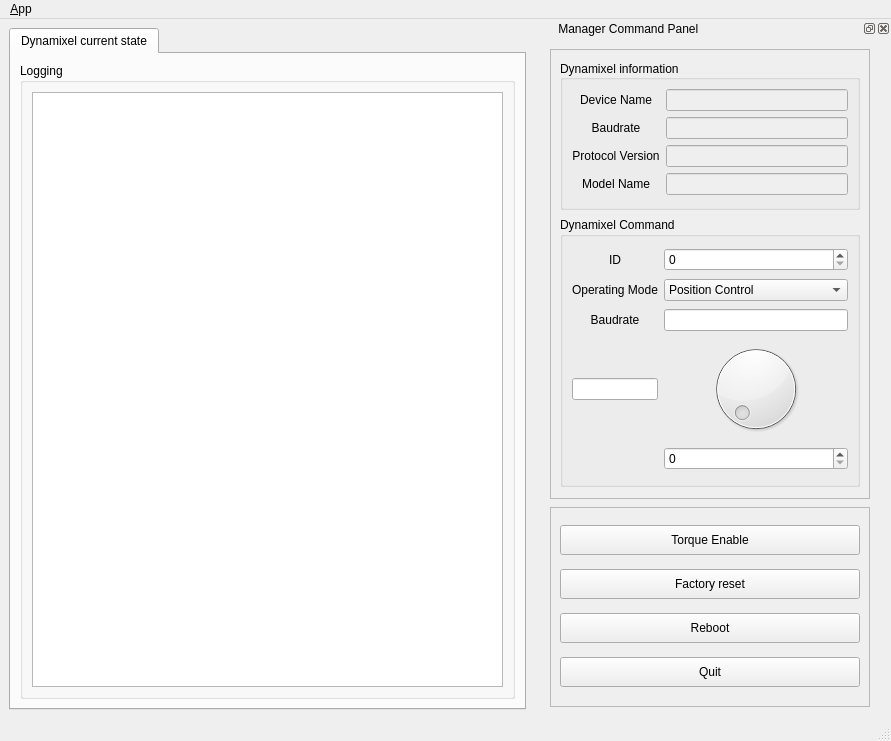
This is dynamixel_workbench_single_manager_gui/ui/main_window.ui in ROBOTIS-GIT/dynamixel-workbench as Qt 5 draws it before an edit. The edited form follows.
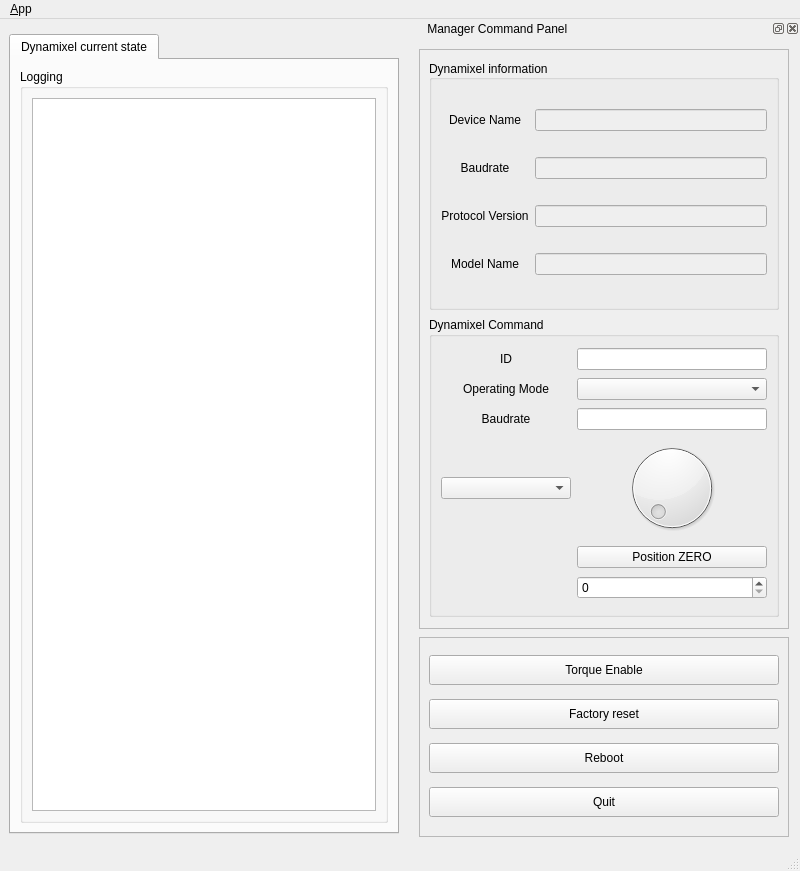
This is the edited form. Icons and pictures are not drawn.

Patch:
```diff
--- a/dynamixel_workbench_single_manager_gui/ui/main_window.ui
+++ b/dynamixel_workbench_single_manager_gui/ui/main_window.ui
@@ -6,10 +6,22 @@
    <rect>
     <x>0</x>
     <y>0</y>
-    <width>891</width>
-    <height>741</height>
+    <width>800</width>
+    <height>871</height>
    </rect>
   </property>
+  <property name="minimumSize">
+   <size>
+    <width>800</width>
+    <height>0</height>
+   </size>
+  </property>
+  <property name="maximumSize">
+   <size>
+    <width>819</width>
+    <height>16777215</height>
+   </size>
+  </property>
   <property name="windowTitle">
    <string>QRosApp</string>
   </property>
@@ -26,14 +38,14 @@
      <widget class="QTabWidget" name="tab_manager">
       <property name="minimumSize">
        <size>
-        <width>100</width>
-        <height>0</height>
+        <width>390</width>
+        <height>800</height>
        </size>
       </property>
       <property name="maximumSize">
        <size>
-        <width>16777215</width>
-        <height>700</height>
+        <width>390</width>
+        <height>800</height>
        </size>
       </property>
       <property name="locale">
@@ -76,7 +88,7 @@
     <rect>
      <x>0</x>
      <y>0</y>
-     <width>891</width>
+     <width>800</width>
      <height>19</height>
     </rect>
    </property>
@@ -97,14 +109,14 @@
   <widget class="QDockWidget" name="dockWidget">
    <property name="minimumSize">
     <size>
-     <width>350</width>
-     <height>700</height>
+     <width>390</width>
+     <height>830</height>
     </size>
    </property>
    <property name="maximumSize">
     <size>
-     <width>350</width>
-     <height>700</height>
+     <width>390</width>
+     <height>830</height>
     </size>
    </property>
    <property name="windowTitle">
@@ -119,14 +131,14 @@
       <widget class="QFrame" name="info_command_frame">
        <property name="minimumSize">
         <size>
-         <width>320</width>
-         <height>450</height>
+         <width>370</width>
+         <height>580</height>
         </size>
        </property>
        <property name="maximumSize">
         <size>
-         <width>320</width>
-         <height>450</height>
+         <width>370</width>
+         <height>580</height>
         </size>
        </property>
        <property name="layoutDirection">
@@ -143,14 +155,14 @@
          <widget class="QGroupBox" name="dynamixel_information_group_box">
           <property name="minimumSize">
            <size>
-            <width>300</width>
-            <height>150</height>
+            <width>350</width>
+            <height>250</height>
            </size>
           </property>
           <property name="maximumSize">
            <size>
-            <width>300</width>
-            <height>150</height>
+            <width>350</width>
+            <height>250</height>
            </size>
           </property>
           <property name="title">
@@ -268,14 +280,14 @@
          <widget class="QGroupBox" name="dynamixel_command_group_box">
           <property name="minimumSize">
            <size>
-            <width>300</width>
-            <height>270</height>
+            <width>350</width>
+            <height>300</height>
            </size>
           </property>
           <property name="maximumSize">
            <size>
-            <width>300</width>
-            <height>270</height>
+            <width>350</width>
+            <height>300</height>
            </size>
           </property>
           <property name="title">
@@ -285,31 +297,20 @@
            <bool>false</bool>
           </property>
           <layout class="QGridLayout" name="gridLayout_2">
-           <item row="4" column="1">
-            <widget class="QDial" name="address_value_dial"/>
-           </item>
-           <item row="2" column="0">
-            <widget class="QLabel" name="set_baud_rate_label">
-             <property name="text">
-              <string>Baudrate</string>
-             </property>
-             <property name="alignment">
-              <set>Qt::AlignCenter</set>
-             </property>
-            </widget>
-           </item>
-           <item row="1" column="0">
-            <widget class="QLabel" name="operating_mode_label">
-             <property name="text">
-              <string>Operating Mode</string>
-             </property>
-             <property name="alignment">
-              <set>Qt::AlignCenter</set>
-             </property>
-            </widget>
-           </item>
            <item row="0" column="0">
             <widget class="QLabel" name="id_label">
+             <property name="minimumSize">
+              <size>
+               <width>130</width>
+               <height>0</height>
+              </size>
+             </property>
+             <property name="maximumSize">
+              <size>
+               <width>130</width>
+               <height>16777215</height>
+              </size>
+             </property>
              <property name="text">
               <string>ID</string>
              </property>
@@ -318,60 +319,169 @@
              </property>
             </widget>
            </item>
-           <item row="4" column="0">
-            <widget class="QLineEdit" name="address_name_line_edit">
-             <property name="inputMask">
-              <string/>
-             </property>
-             <property name="text">
-              <string/>
-             </property>
-             <property name="maxLength">
-              <number>32767</number>
-             </property>
-            </widget>
-           </item>
-           <item row="0" column="1">
-            <widget class="QSpinBox" name="id_spin_box"/>
-           </item>
-           <item row="2" column="1">
-            <widget class="QLineEdit" name="set_baud_rate_line_edit"/>
-           </item>
-           <item row="5" column="1">
-            <widget class="QSpinBox" name="address_value_spin_box"/>
-           </item>
            <item row="1" column="1">
             <widget class="QComboBox" name="operating_mode_combo_box">
-             <item>
-              <property name="text">
-               <string>Position Control</string>
-              </property>
-             </item>
-             <item>
-              <property name="text">
-               <string>Velocity Control</string>
-              </property>
-             </item>
-             <item>
-              <property name="text">
-               <string>Current Control</string>
-              </property>
-             </item>
-             <item>
-              <property name="text">
-               <string>Extended Position Control</string>
-              </property>
-             </item>
-             <item>
-              <property name="text">
-               <string>Position Control based on current</string>
-              </property>
-             </item>
-             <item>
-              <property name="text">
-               <string>PWM Control</string>
-              </property>
-             </item>
+             <property name="minimumSize">
+              <size>
+               <width>190</width>
+               <height>0</height>
+              </size>
+             </property>
+             <property name="maximumSize">
+              <size>
+               <width>190</width>
+               <height>16777215</height>
+              </size>
+             </property>
+             <property name="editable">
+              <bool>false</bool>
+             </property>
+            </widget>
+           </item>
+           <item row="2" column="1">
+            <widget class="QLineEdit" name="set_baud_rate_line_edit">
+             <property name="minimumSize">
+              <size>
+               <width>190</width>
+               <height>0</height>
+              </size>
+             </property>
+             <property name="maximumSize">
+              <size>
+               <width>190</width>
+               <height>16777215</height>
+              </size>
+             </property>
+            </widget>
+           </item>
+           <item row="7" column="1">
+            <widget class="QPushButton" name="set_position_zero_push_button">
+             <property name="minimumSize">
+              <size>
+               <width>190</width>
+               <height>0</height>
+              </size>
+             </property>
+             <property name="maximumSize">
+              <size>
+               <width>190</width>
+               <height>16777215</height>
+              </size>
+             </property>
+             <property name="text">
+              <string>Position ZERO</string>
+             </property>
+            </widget>
+           </item>
+           <item row="2" column="0">
+            <widget class="QLabel" name="set_baud_rate_label">
+             <property name="minimumSize">
+              <size>
+               <width>130</width>
+               <height>0</height>
+              </size>
+             </property>
+             <property name="maximumSize">
+              <size>
+               <width>130</width>
+               <height>16777215</height>
+              </size>
+             </property>
+             <property name="text">
+              <string>Baudrate</string>
+             </property>
+             <property name="alignment">
+              <set>Qt::AlignCenter</set>
+             </property>
+            </widget>
+           </item>
+           <item row="5" column="1">
+            <widget class="QDial" name="address_value_dial">
+             <property name="minimumSize">
+              <size>
+               <width>190</width>
+               <height>0</height>
+              </size>
+             </property>
+             <property name="maximumSize">
+              <size>
+               <width>190</width>
+               <height>16777215</height>
+              </size>
+             </property>
+            </widget>
+           </item>
+           <item row="1" column="0">
+            <widget class="QLabel" name="operating_mode_label">
+             <property name="minimumSize">
+              <size>
+               <width>130</width>
+               <height>0</height>
+              </size>
+             </property>
+             <property name="maximumSize">
+              <size>
+               <width>130</width>
+               <height>16777215</height>
+              </size>
+             </property>
+             <property name="text">
+              <string>Operating Mode</string>
+             </property>
+             <property name="alignment">
+              <set>Qt::AlignCenter</set>
+             </property>
+            </widget>
+           </item>
+           <item row="0" column="1">
+            <widget class="QLineEdit" name="id_line_edit">
+             <property name="minimumSize">
+              <size>
+               <width>190</width>
+               <height>0</height>
+              </size>
+             </property>
+             <property name="maximumSize">
+              <size>
+               <width>190</width>
+               <height>16777215</height>
+              </size>
+             </property>
+            </widget>
+           </item>
+           <item row="9" column="1">
+            <widget class="QSpinBox" name="address_value_spin_box">
+             <property name="minimumSize">
+              <size>
+               <width>190</width>
+               <height>0</height>
+              </size>
+             </property>
+             <property name="maximumSize">
+              <size>
+               <width>190</width>
+               <height>16777215</height>
+              </size>
+             </property>
+            </widget>
+           </item>
+           <item row="5" column="0">
+            <widget class="QComboBox" name="address_name_combo_box">
+             <property name="minimumSize">
+              <size>
+               <width>130</width>
+               <height>0</height>
+              </size>
+             </property>
+             <property name="maximumSize">
+              <size>
+               <width>130</width>
+               <height>16777215</height>
+              </size>
+             </property>
+             <property name="maxVisibleItems">
+              <number>100</number>
+             </property>
             </widget>
            </item>
           </layout>
@@ -384,13 +494,13 @@
       <widget class="QFrame" name="button_frame">
        <property name="minimumSize">
         <size>
-         <width>320</width>
+         <width>370</width>
          <height>200</height>
         </size>
        </property>
        <property name="maximumSize">
         <size>
-         <width>320</width>
+         <width>370</width>
          <height>200</height>
         </size>
        </property>
```
